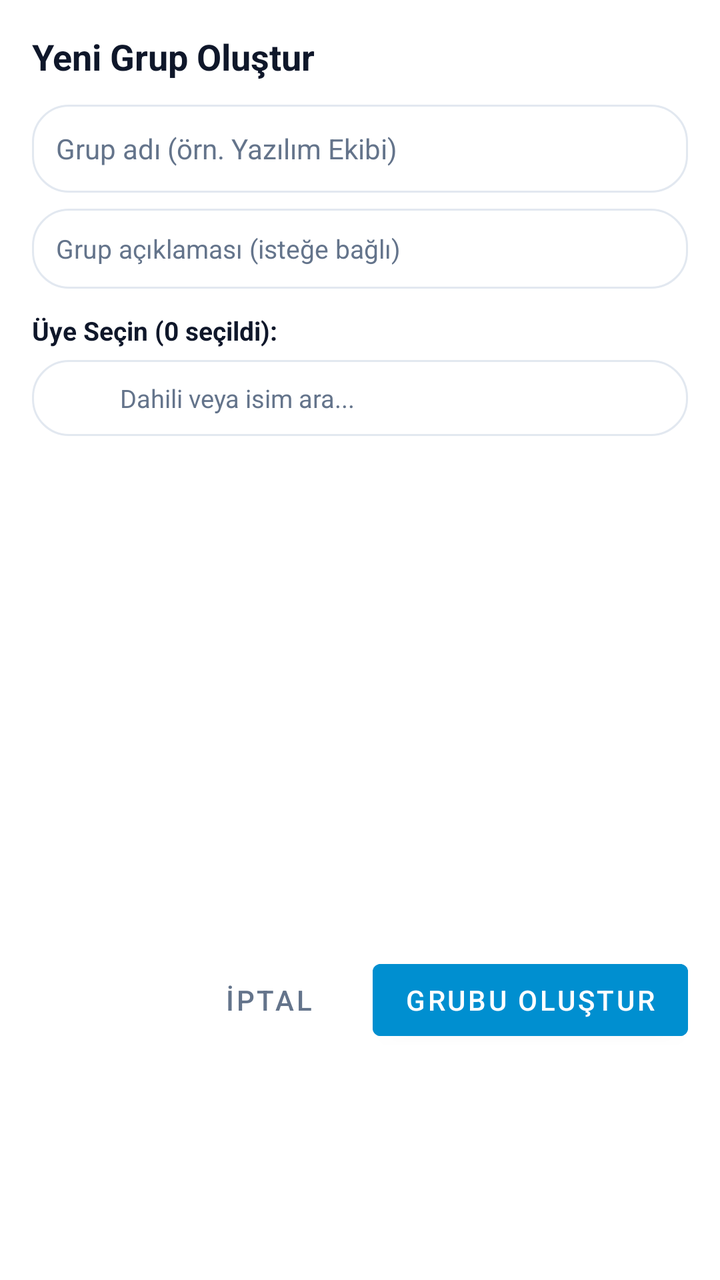
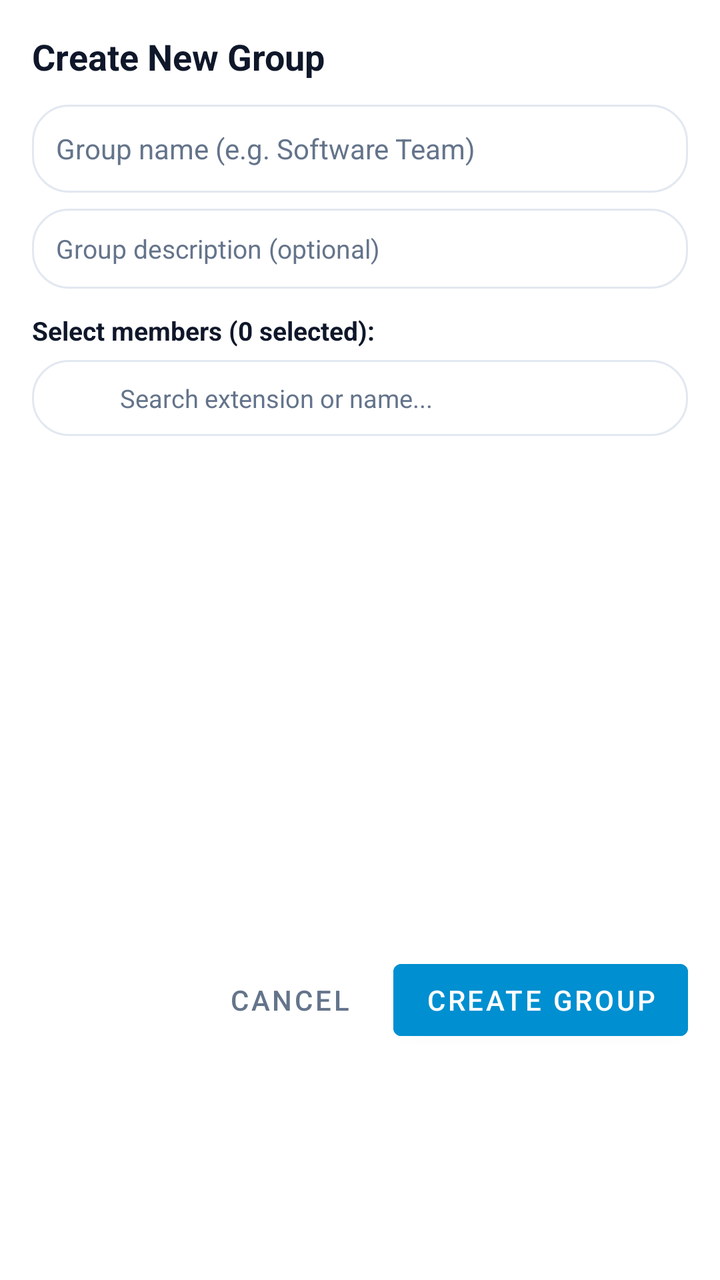

Compare the two renders of this Android layout. The source of the first and the diff that turns it into the second are given below.
<!-- AndroidManifest.xml: application theme Theme.AiPbxPhone -->
<!-- res/layout/dialog_new_group.xml -->
<?xml version="1.0" encoding="utf-8"?>
<LinearLayout xmlns:android="http://schemas.android.com/apk/res/android"
    xmlns:app="http://schemas.android.com/apk/res-auto"
    android:layout_width="match_parent"
    android:layout_height="wrap_content"
    android:background="@color/card_bg"
    android:orientation="vertical"
    android:padding="16dp">

    <TextView
        android:layout_width="match_parent"
        android:layout_height="wrap_content"
        android:layout_marginBottom="12dp"
        android:text="Yeni Grup Oluştur"
        android:textColor="@color/text_primary"
        android:textSize="18sp"
        android:textStyle="bold" />

    <EditText
        android:id="@+id/etGroupTitle"
        android:layout_width="match_parent"
        android:layout_height="44dp"
        android:background="@drawable/chip_tab_btn_bg"
        android:hint="Grup adı (örn. Yazılım Ekibi)"
        android:inputType="textCapWords"
        android:maxLength="100"
        android:paddingHorizontal="12dp"
        android:textColor="@color/text_primary"
        android:textColorHint="@color/text_secondary"
        android:textSize="14sp" />

    <EditText
        android:id="@+id/etGroupDesc"
        android:layout_width="match_parent"
        android:layout_height="40dp"
        android:layout_marginTop="8dp"
        android:background="@drawable/chip_tab_btn_bg"
        android:hint="Grup açıklaması (isteğe bağlı)"
        android:inputType="text"
        android:maxLength="255"
        android:paddingHorizontal="12dp"
        android:textColor="@color/text_primary"
        android:textColorHint="@color/text_secondary"
        android:textSize="13sp" />

    <TextView
        android:id="@+id/tvSelectedCount"
        android:layout_width="match_parent"
        android:layout_height="wrap_content"
        android:layout_marginTop="12dp"
        android:text="Üye Seçin (0 seçildi):"
        android:textColor="@color/text_primary"
        android:textSize="13sp"
        android:textStyle="bold" />

    <EditText
        android:id="@+id/etSearchMember"
        android:layout_width="match_parent"
        android:layout_height="38dp"
        android:layout_marginTop="6dp"
        android:background="@drawable/chip_tab_btn_bg"
        android:drawableStart="@drawable/ic_contacts"
        android:drawablePadding="8dp"
        android:hint="Dahili veya isim ara..."
        android:inputType="text"
        android:paddingHorizontal="12dp"
        android:textColor="@color/text_primary"
        android:textColorHint="@color/text_secondary"
        android:textSize="12.5sp" />

    <androidx.recyclerview.widget.RecyclerView
        android:id="@+id/rvGroupMembers"
        android:layout_width="match_parent"
        android:layout_height="240dp"
        android:layout_marginTop="6dp" />

    <LinearLayout
        android:layout_width="match_parent"
        android:layout_height="wrap_content"
        android:layout_marginTop="12dp"
        android:gravity="end"
        android:orientation="horizontal">

        <Button
            android:id="@+id/btnCancelNewGroup"
            style="@style/Widget.MaterialComponents.Button.TextButton"
            android:layout_width="wrap_content"
            android:layout_height="wrap_content"
            android:text="İptal"
            android:textColor="@color/text_secondary" />

        <Button
            android:id="@+id/btnSubmitNewGroup"
            android:layout_width="wrap_content"
            android:layout_height="wrap_content"
            android:layout_marginStart="8dp"
            android:backgroundTint="@color/primary"
            android:text="Grubu Oluştur"
            android:textColor="#FFFFFF" />
    </LinearLayout>

</LinearLayout>
<!-- resources referenced by this layout -->
<resources>
  <color name="card_bg">#FFFFFF</color>
  <color name="primary">#008FD0</color>
  <color name="text_primary">#0F172A</color>
  <color name="text_secondary">#64748B</color>
  <!-- drawable chip_tab_btn_bg (drawable) -->
  <?xml version="1.0" encoding="utf-8"?>
  <ripple xmlns:android="http://schemas.android.com/apk/res/android"
      android:color="@color/dialpad_btn_pressed">
      <item>
          <shape android:shape="rectangle">
              <solid android:color="@color/card_bg" />
              <corners android:radius="18dp" />
              <stroke android:width="1dp" android:color="@color/border_color" />
          </shape>
      </item>
  </ripple>
  <!-- drawable ic_contacts (drawable) -->
  <vector xmlns:android="http://schemas.android.com/apk/res/android"
      android:width="24dp"
      android:height="24dp"
      android:viewportWidth="24"
      android:viewportHeight="24">
    <path
        android:fillColor="#FFFFFFFF"
        android:pathData="M12,12c2.21,0 4,-1.79 4,-4s-1.79,-4 -4,-4 -4,1.79 -4,4 1.79,4 4,4zm0,2c-2.67,0 -8,1.34 -8,4v2h16v-2c0,-2.66 -5.33,-4 -8,-4z"/>
  </vector>
  <style name="Theme.AiPbxPhone" parent="Theme.MaterialComponents.DayNight.NoActionBar">
          <item name="colorPrimary">@color/primary</item>
          <item name="colorPrimaryVariant">@color/primary_dark</item>
          <item name="colorOnPrimary">#FFFFFF</item>
          <item name="colorSecondary">@color/accent</item>
          <item name="android:windowBackground">@color/bg_light</item>
      </style>
  <color name="dialpad_btn_pressed">#E2E8F0</color>
  <color name="border_color">#E2E8F0</color>
  <color name="primary_dark">#006DA0</color>
  <color name="accent">#00A3EC</color>
  <color name="bg_light">#F8FAFC</color>
</resources>

<!-- the commit's change to res/layout/dialog_new_group.xml (unified diff, before → after) -->
@@ -11,7 +11,7 @@
         android:layout_width="match_parent"
         android:layout_height="wrap_content"
         android:layout_marginBottom="12dp"
-        android:text="Yeni Grup Oluştur"
+        android:text="@string/ui_create_new_group"
         android:textColor="@color/text_primary"
         android:textSize="18sp"
         android:textStyle="bold" />
@@ -21,7 +21,7 @@
         android:layout_width="match_parent"
         android:layout_height="44dp"
         android:background="@drawable/chip_tab_btn_bg"
-        android:hint="Grup adı (örn. Yazılım Ekibi)"
+        android:hint="@string/ui_group_name_hint"
         android:inputType="textCapWords"
         android:maxLength="100"
         android:paddingHorizontal="12dp"
@@ -35,7 +35,7 @@
         android:layout_height="40dp"
         android:layout_marginTop="8dp"
         android:background="@drawable/chip_tab_btn_bg"
-        android:hint="Grup açıklaması (isteğe bağlı)"
+        android:hint="@string/ui_group_description_hint"
         android:inputType="text"
         android:maxLength="255"
         android:paddingHorizontal="12dp"
@@ -48,7 +48,7 @@
         android:layout_width="match_parent"
         android:layout_height="wrap_content"
         android:layout_marginTop="12dp"
-        android:text="Üye Seçin (0 seçildi):"
+        android:text="@string/ui_select_members_zero"
         android:textColor="@color/text_primary"
         android:textSize="13sp"
         android:textStyle="bold" />
@@ -61,7 +61,7 @@
         android:background="@drawable/chip_tab_btn_bg"
         android:drawableStart="@drawable/ic_contacts"
         android:drawablePadding="8dp"
-        android:hint="Dahili veya isim ara..."
+        android:hint="@string/ui_search_extension_or_name"
         android:inputType="text"
         android:paddingHorizontal="12dp"
         android:textColor="@color/text_primary"
@@ -86,7 +86,7 @@
             style="@style/Widget.MaterialComponents.Button.TextButton"
             android:layout_width="wrap_content"
             android:layout_height="wrap_content"
-            android:text="İptal"
+            android:text="@string/ui_cancel"
             android:textColor="@color/text_secondary" />
 
         <Button
@@ -95,7 +95,7 @@
             android:layout_height="wrap_content"
             android:layout_marginStart="8dp"
             android:backgroundTint="@color/primary"
-            android:text="Grubu Oluştur"
+            android:text="@string/ui_create_group"
             android:textColor="#FFFFFF" />
     </LinearLayout>
 
<!-- resource entries referenced after the edit -->
@@ -26,6 +26,13 @@
         android:fillColor="#FFFFFFFF"
         android:pathData="M12,12c2.21,0 4,-1.79 4,-4s-1.79,-4 -4,-4 -4,1.79 -4,4 1.79,4 4,4zm0,2c-2.67,0 -8,1.34 -8,4v2h16v-2c0,-2.66 -5.33,-4 -8,-4z"/>
   </vector>
+  <string name="ui_cancel">Cancel</string>
+  <string name="ui_create_group">Create Group</string>
+  <string name="ui_create_new_group">Create New Group</string>
+  <string name="ui_group_description_hint">Group description (optional)</string>
+  <string name="ui_group_name_hint">Group name (e.g. Software Team)</string>
+  <string name="ui_search_extension_or_name">Search extension or name...</string>
+  <string name="ui_select_members_zero">Select members (0 selected):</string>
   <style name="Theme.AiPbxPhone" parent="Theme.MaterialComponents.DayNight.NoActionBar">
           <item name="colorPrimary">@color/primary</item>
           <item name="colorPrimaryVariant">@color/primary_dark</item>
